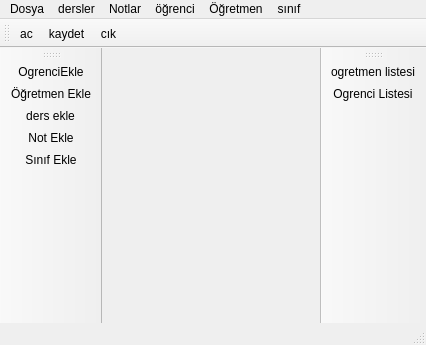
Before: the Qt Designer form Gorsel/ana_pencere.ui in sadededeoglu/okulprojesi, drawn with Qt 5.
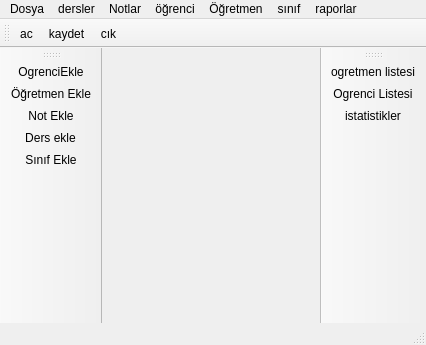
After: the same form once the commit is applied. Icons and pictures are not drawn.

```diff
--- a/Gorsel/ana_pencere.ui
+++ b/Gorsel/ana_pencere.ui
@@ -68,12 +68,19 @@
     </property>
     <addaction name="actionsinifEkle"/>
    </widget>
+   <widget class="QMenu" name="menuraporlar">
+    <property name="title">
+     <string>raporlar</string>
+    </property>
+    <addaction name="actionistatistikler"/>
+   </widget>
    <addaction name="menudosya"/>
    <addaction name="menudersler"/>
    <addaction name="menunolar"/>
    <addaction name="menu_renci"/>
    <addaction name="menuogrenci"/>
    <addaction name="menus_n_f"/>
+   <addaction name="menuraporlar"/>
   </widget>
   <widget class="QStatusBar" name="statusbar"/>
   <widget class="QToolBar" name="toolBar">
@@ -102,8 +109,8 @@
    </attribute>
    <addaction name="actionOgrenciEkle"/>
    <addaction name="actionogretmenEkle"/>
-   <addaction name="actiondersEkle"/>
    <addaction name="actionnotEkle"/>
+   <addaction name="actionDers_ekle"/>
    <addaction name="actionsinifEkle"/>
   </widget>
   <widget class="QToolBar" name="toolBar_3">
@@ -118,6 +125,7 @@
    </attribute>
    <addaction name="actionogretmen_listesi"/>
    <addaction name="actionOgrenci_Listesi"/>
+   <addaction name="actionistatistikler"/>
   </widget>
   <action name="actionac">
    <property name="icon">
@@ -226,6 +234,15 @@
     <string>Ders ekle</string>
    </property>
   </action>
+  <action name="actionistatistikler">
+   <property name="icon">
+    <iconset resource="kaynaklar.qrc">
+     <normaloff>:/resimler/resimler/3d bar chart.png</normaloff>:/resimler/resimler/3d bar chart.png</iconset>
+   </property>
+   <property name="text">
+    <string>istatistikler</string>
+   </property>
+  </action>
  </widget>
  <resources>
   <include location="kaynaklar.qrc"/>
```
Left out of the diff: 24 changed lines with no effect on the pictures.
